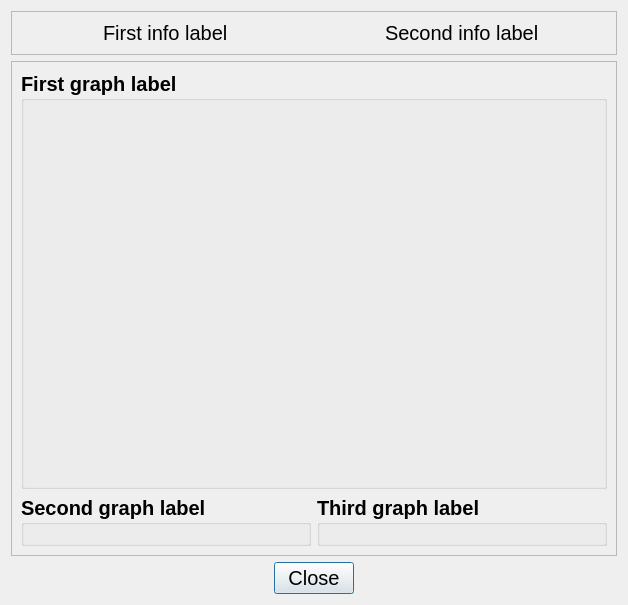
Before: the Qt Designer form opentera_webrtc_robot_gui/src/ui/Statistics.ui in introlab/opentera-webrtc-ros, drawn with Qt 5.
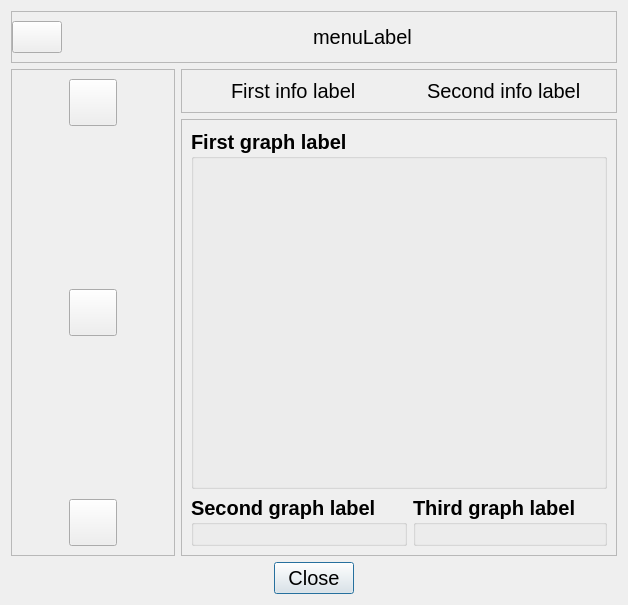
After: the same form once the commit is applied.

Commit message: Add network and system to statistics page

Patch:
```diff
--- a/opentera_webrtc_robot_gui/src/ui/Statistics.ui
+++ b/opentera_webrtc_robot_gui/src/ui/Statistics.ui
@@ -24,34 +24,21 @@
   <property name="modal">
    <bool>true</bool>
   </property>
-  <layout class="QVBoxLayout" name="verticalLayout_2">
-   <item>
-    <widget class="QFrame" name="infoFrame">
-     <property name="frameShape">
-      <enum>QFrame::StyledPanel</enum>
+  <layout class="QGridLayout" name="gridLayout_2">
+   <item row="7" column="0" colspan="2">
+    <widget class="QDialogButtonBox" name="buttonBox">
+     <property name="orientation">
+      <enum>Qt::Horizontal</enum>
      </property>
-     <property name="frameShadow">
-      <enum>QFrame::Raised</enum>
+     <property name="standardButtons">
+      <set>QDialogButtonBox::Close</set>
      </property>
-     <layout class="QHBoxLayout" name="horizontalLayout">
-      <item alignment="Qt::AlignHCenter|Qt::AlignVCenter">
-       <widget class="QLabel" name="firstInfoLabel">
-        <property name="text">
-         <string>First info label</string>
-        </property>
-       </widget>
-      </item>
-      <item alignment="Qt::AlignHCenter|Qt::AlignVCenter">
-       <widget class="QLabel" name="secondInfoLabel">
-        <property name="text">
-         <string>Second info label</string>
-        </property>
-       </widget>
-      </item>
-     </layout>
+     <property name="centerButtons">
+      <bool>true</bool>
+     </property>
     </widget>
    </item>
-   <item>
+   <item row="6" column="1">
     <widget class="QFrame" name="graphFrame">
      <property name="font">
       <font>
@@ -106,17 +93,122 @@
      </layout>
     </widget>
    </item>
-   <item>
-    <widget class="QDialogButtonBox" name="buttonBox">
-     <property name="orientation">
-      <enum>Qt::Horizontal</enum>
+   <item row="5" column="0" rowspan="2">
+    <widget class="QFrame" name="menuBarFrame">
+     <property name="frameShape">
+      <enum>QFrame::StyledPanel</enum>
      </property>
-     <property name="standardButtons">
-      <set>QDialogButtonBox::Close</set>
+     <property name="frameShadow">
+      <enum>QFrame::Raised</enum>
      </property>
-     <property name="centerButtons">
-      <bool>true</bool>
+     <layout class="QVBoxLayout" name="verticalLayout_2">
+      <item alignment="Qt::AlignHCenter|Qt::AlignTop">
+       <widget class="QToolButton" name="batteryButton">
+        <property name="text">
+         <string/>
+        </property>
+        <property name="iconSize">
+         <size>
+          <width>40</width>
+          <height>40</height>
+         </size>
+        </property>
+       </widget>
+      </item>
+      <item alignment="Qt::AlignHCenter|Qt::AlignTop">
+       <widget class="QToolButton" name="networkButton">
+        <property name="text">
+         <string/>
+        </property>
+        <property name="iconSize">
+         <size>
+          <width>40</width>
+          <height>40</height>
+         </size>
+        </property>
+       </widget>
+      </item>
+      <item alignment="Qt::AlignHCenter">
+       <widget class="QToolButton" name="systemButton">
+        <property name="text">
+         <string/>
+        </property>
+        <property name="iconSize">
+         <size>
+          <width>40</width>
+          <height>40</height>
+         </size>
+        </property>
+       </widget>
+      </item>
+     </layout>
+    </widget>
+   </item>
+   <item row="0" column="0" colspan="2">
+    <widget class="QFrame" name="taskBarframe">
+     <property name="frameShape">
+      <enum>QFrame::StyledPanel</enum>
      </property>
+     <property name="frameShadow">
+      <enum>QFrame::Raised</enum>
+     </property>
+     <layout class="QHBoxLayout" name="horizontalLayout_2">
+      <property name="leftMargin">
+       <number>0</number>
+      </property>
+      <item alignment="Qt::AlignLeft|Qt::AlignVCenter">
+       <widget class="QPushButton" name="menuButton">
+        <property name="maximumSize">
+         <size>
+          <width>50</width>
+          <height>50</height>
+         </size>
+        </property>
+        <property name="text">
+         <string/>
+        </property>
+        <property name="iconSize">
+         <size>
+          <width>40</width>
+          <height>40</height>
+         </size>
+        </property>
+       </widget>
+      </item>
+      <item alignment="Qt::AlignLeft|Qt::AlignVCenter">
+       <widget class="QLabel" name="menuLabel">
+        <property name="text">
+         <string>menuLabel</string>
+        </property>
+       </widget>
+      </item>
+     </layout>
+    </widget>
+   </item>
+   <item row="5" column="1">
+    <widget class="QFrame" name="infoFrame">
+     <property name="frameShape">
+      <enum>QFrame::StyledPanel</enum>
+     </property>
+     <property name="frameShadow">
+      <enum>QFrame::Raised</enum>
+     </property>
+     <layout class="QHBoxLayout" name="horizontalLayout">
+      <item alignment="Qt::AlignHCenter|Qt::AlignVCenter">
+       <widget class="QLabel" name="firstInfoLabel">
+        <property name="text">
+         <string>First info label</string>
+        </property>
+       </widget>
+      </item>
+      <item alignment="Qt::AlignHCenter|Qt::AlignVCenter">
+       <widget class="QLabel" name="secondInfoLabel">
+        <property name="text">
+         <string>Second info label</string>
+        </property>
+       </widget>
+      </item>
+     </layout>
     </widget>
    </item>
   </layout>
```
The commit also changes 10 other files.
